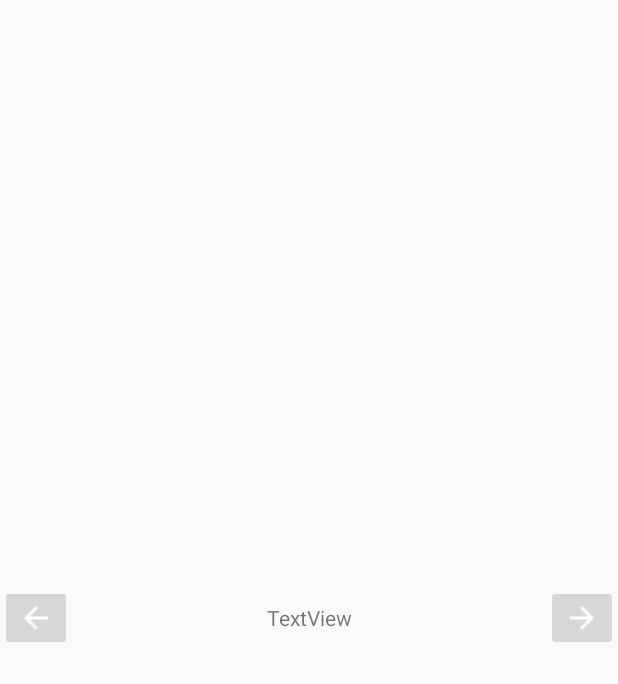
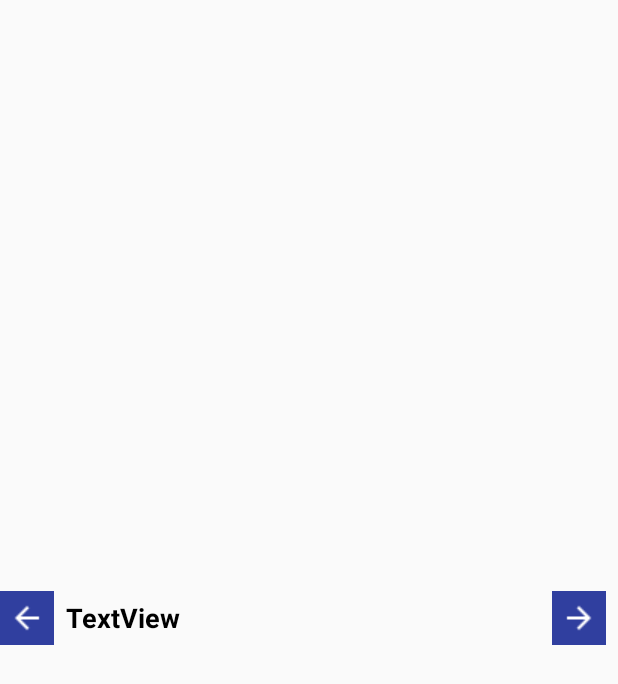
Before and after one commit to mark-torres/android-custom_action_bar, an Android app: the layout custom_action_bar.xml on its own in the app's theme, with its tools: preview values and no code run, on a phone screen of 412 x 824 dp. Shown: the top 684 px of the screen. Run offline under Robolectric (Android 15) with nearby library versions, the phone set to English and light mode, and no system bars.

Commit message:
Add actions to buttons

```diff
--- a/app/src/main/res/layout/custom_action_bar.xml
+++ b/app/src/main/res/layout/custom_action_bar.xml
@@ -9,25 +9,35 @@
 
 	<ImageButton
 		android:id="@+id/btn_back"
-		android:layout_width="wrap_content"
-		android:layout_height="wrap_content"
+		android:layout_width="36dp"
+		android:layout_height="36dp"
 		android:layout_gravity="center_vertical"
+		android:background="@color/colorPrimaryDark"
 		app:srcCompat="@drawable/ic_arrow_back_white_24dp" />
 
 	<TextView
 		android:id="@+id/label_title"
 		android:layout_width="0dp"
 		android:layout_height="wrap_content"
+		android:layout_gravity="center_vertical"
+		android:layout_marginRight="@dimen/view_margin"
+		android:layout_marginEnd="@dimen/view_margin"
+		android:layout_marginLeft="@dimen/view_margin"
+		android:layout_marginStart="@dimen/view_margin"
 		android:layout_weight="1"
 		android:text="TextView"
-		android:layout_gravity="center_vertical"
-		android:textAlignment="center" />
+		android:textColor="?android:attr/colorForeground"
+		android:textSize="18sp"
+		android:textStyle="bold" />
 
 	<ImageButton
 		android:id="@+id/btn_fwd"
-		android:layout_width="wrap_content"
-		android:layout_height="wrap_content"
+		android:layout_width="36dp"
+		android:layout_height="36dp"
 		android:layout_gravity="center_vertical"
+		android:layout_marginEnd="@dimen/view_margin"
+		android:layout_marginRight="@dimen/view_margin"
+		android:background="@color/colorPrimaryDark"
 		app:srcCompat="@drawable/ic_arrow_forward_white_24dp" />
 
 </LinearLayout>
--- a/app/src/main/res/values/colors.xml
+++ b/app/src/main/res/values/colors.xml
@@ -1,6 +1,6 @@
 <?xml version="1.0" encoding="utf-8"?>
 <resources>
-	<color name="colorPrimary">#3F51B5</color>
-	<color name="colorPrimaryDark">#303F9F</color>
+	<color name="colorPrimary">#3f51b5</color>
+	<color name="colorPrimaryDark">#303f9f</color>
 	<color name="colorAccent">#FF4081</color>
 </resources>
--- /dev/null
+++ b/app/src/main/res/values/dimensions.xml
@@ -0,0 +1,5 @@
+<?xml version="1.0" encoding="utf-8"?>
+<resources>
+	<dimen name="activity_margin">16dp</dimen>
+	<dimen name="view_margin">8dp</dimen>
+</resources>
```
Also changed, not shown: app/src/main/java/com/hsoftmobile/customactionbar/MainActivity.java (+28 -3 lines).
